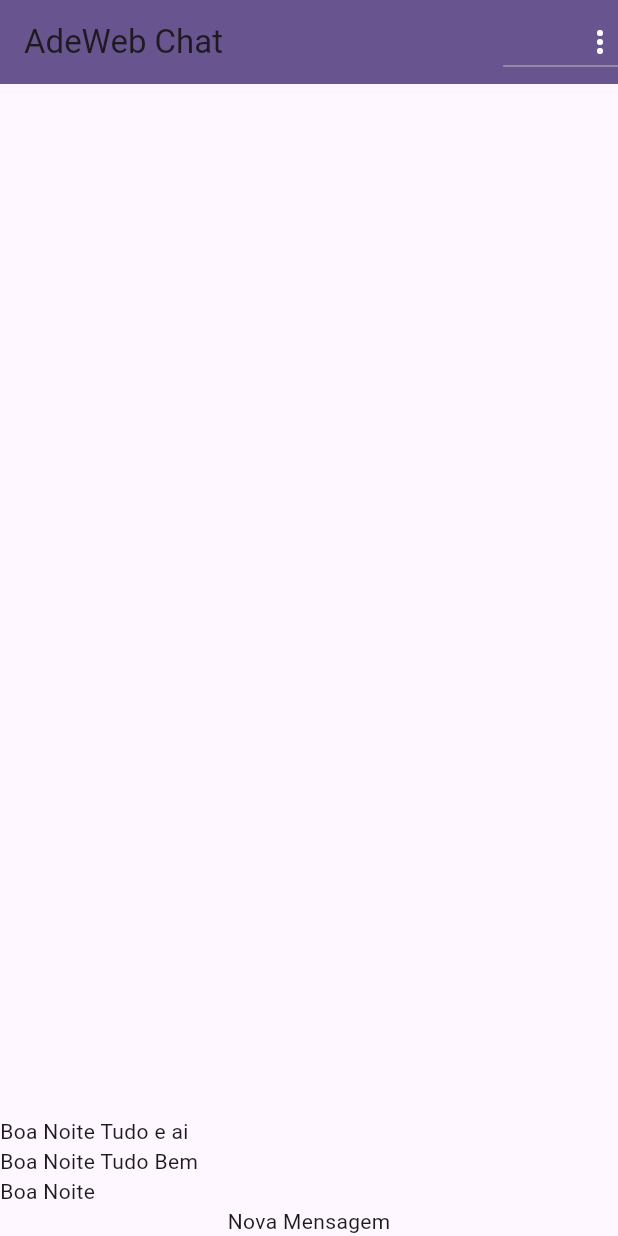
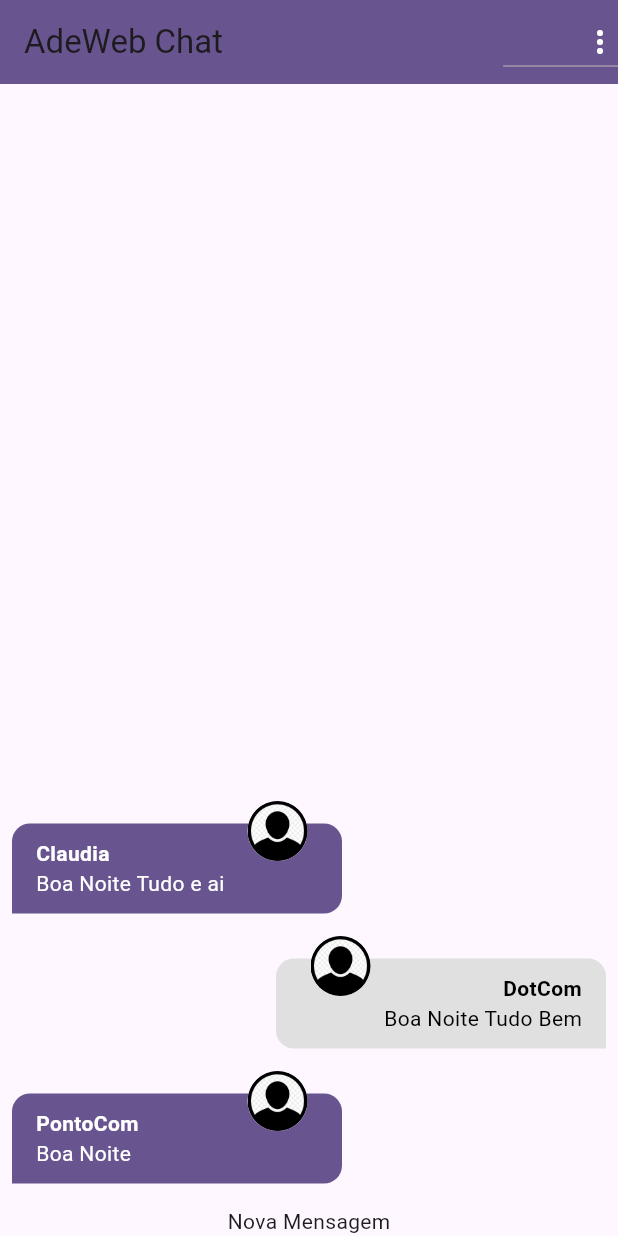
Before and after one commit to adevalter/awchat, a Flutter app: the screen it shows after launch, on a phone screen of 412 x 824 dp. Run offline on Flutter 3.47's test engine with Material 3 defaults, Android fonts, the phone set to English and light mode, and no system bars; our stand-ins replace image_picker; accounts and stored records are empty.

Commit message:
implementado pagina de mensagem

```diff
--- a/lib/components/auth_or_app_page.dart
+++ b/lib/components/auth_or_app_page.dart
@@ -12,7 +12,7 @@ class AuthOrAppPage extends StatelessWidget {
   Widget build(BuildContext context) {
     return Scaffold(
       body: StreamBuilder<ChatUser?>(
-        stream: AuthService().UserChanges,
+        stream: AuthService().userChanges,
         builder: (context, snapshot) {
           if (snapshot.connectionState == ConnectionState.waiting) {
             return LoadingPage();
--- /dev/null
+++ b/lib/components/message_bubble.dart
@@ -0,0 +1,95 @@
+import 'dart:io';
+
+import 'package:awchat/core/models/chat_message.dart';
+import 'package:flutter/material.dart';
+
+class MessageBubble extends StatelessWidget {
+  static const _defaultImage = 'assets/images/avatar.png';
+  final ChatMessage message;
+  final bool belongsToCurrentUser;
+
+  const MessageBubble(
+      {super.key, required this.message, required this.belongsToCurrentUser});
+
+  Widget _showUserImage(String imageUrl) {
+    ImageProvider? provider;
+    final uri = Uri.parse(imageUrl);
+    if (uri.path.contains(_defaultImage)) {
+      provider = const AssetImage(_defaultImage);
+    } else if (uri.scheme.contains('http')) {
+      provider = NetworkImage(uri.toString());
+    } else {
+      provider = FileImage(File(uri.toString()));
+    }
+
+    return CircleAvatar(
+      backgroundImage: provider,
+    );
+  }
+
+  @override
+  Widget build(BuildContext context) {
+    return Stack(
+      children: [
+        Row(
+          mainAxisAlignment: belongsToCurrentUser
+              ? MainAxisAlignment.end
+              : MainAxisAlignment.start,
+          children: [
+            Container(
+              width: 220,
+              decoration: BoxDecoration(
+                color: belongsToCurrentUser
+                    ? Colors.grey.shade300
+                    : Theme.of(context).primaryColor,
+                borderRadius: belongsToCurrentUser
+                    ? const BorderRadius.only(
+                        topLeft: Radius.circular(12),
+                        topRight: Radius.circular(12),
+                        bottomLeft: Radius.circular(12),
+                        bottomRight: Radius.circular(0),
+                      )
+                    : const BorderRadius.only(
+                        topLeft: Radius.circular(12),
+                        topRight: Radius.circular(12),
+                        bottomLeft: Radius.circular(0),
+                        bottomRight: Radius.circular(12),
+                      ),
+              ),
+              padding: const EdgeInsets.symmetric(vertical: 10, horizontal: 16),
+              margin: const EdgeInsets.symmetric(vertical: 15, horizontal: 8),
+              child: Column(
+                crossAxisAlignment: belongsToCurrentUser
+                    ? CrossAxisAlignment.end
+                    : CrossAxisAlignment.start,
+                children: [
+                  Text(
+                    message.userName,
+                    textAlign:
+                        belongsToCurrentUser ? TextAlign.right : TextAlign.left,
+                    style: TextStyle(
+                        color:
+                            belongsToCurrentUser ? Colors.black : Colors.white,
+                        fontWeight: FontWeight.bold),
+                  ),
+                  Text(
+                    message.text,
+                    style: TextStyle(
+                        color:
+                            belongsToCurrentUser ? Colors.black : Colors.white),
+                  ),
+                ],
+              ),
+            ),
+          ],
+        ),
+        Positioned(
+          top: 0,
+          left: belongsToCurrentUser ? null : 165,
+          right: belongsToCurrentUser ? 165 : null,
+          child: _showUserImage(message.userImageURL),
+        ),
+      ],
+    );
+  }
+}
--- a/lib/components/messages.dart
+++ b/lib/components/messages.dart
@@ -1,3 +1,5 @@
+import 'package:awchat/components/message_bubble.dart';
+import 'package:awchat/core/auth/auth_service.dart';
 import 'package:awchat/core/services/chat_service.dart';
 import 'package:flutter/material.dart';
 
@@ -6,15 +8,16 @@ class Messages extends StatelessWidget {
 
   @override
   Widget build(BuildContext context) {
+    final currentUser = AuthService().currentUser;
     return StreamBuilder(
       stream: ChatService().messagesStream(),
       builder: (context, snapshot) {
         if (snapshot.connectionState == ConnectionState.waiting) {
-          return Center(
+          return const Center(
             child: CircularProgressIndicator(),
           );
         } else if (!snapshot.hasData || snapshot.data!.isEmpty) {
-          return Center(
+          return const Center(
             child: Text("Sem Dados. Vamos Conversar"),
           );
         } else {
@@ -22,7 +25,10 @@ class Messages extends StatelessWidget {
           return ListView.builder(
               reverse: true,
               itemCount: msgs.length,
-              itemBuilder: (ctx, i) => Text(msgs[i].text));
+              itemBuilder: (ctx, i) => MessageBubble(
+                  key: ValueKey(msgs[i].id),
+                  message: msgs[i],
+                  belongsToCurrentUser: currentUser?.id == msgs[i].userId));
         }
       },
     );
--- a/lib/core/auth/auth_mock_service.dart
+++ b/lib/core/auth/auth_mock_service.dart
@@ -7,12 +7,12 @@ import 'package:awchat/core/models/chat_user.dart';
 
 class AuthMockService implements AuthService {
   static final _defaulUser = ChatUser(
-    id: '1',
-    name: 'Teste',
+    id: '122',
+    name: 'DotCom',
     email: 'teste@teste.com',
     imageUrl: '/assets/image/avatar/png',
   );
-  static Map<String, ChatUser> _users = {
+  static final Map<String, ChatUser> _users = {
     _defaulUser.email: _defaulUser,
   };
   static ChatUser? _currentUser;
@@ -22,7 +22,7 @@ class AuthMockService implements AuthService {
     _updateUser(_defaulUser);
   });
   @override
-  Stream<ChatUser?> get UserChanges {
+  Stream<ChatUser?> get userChanges {
     return _userStream;
   }
 
--- a/lib/core/auth/auth_service.dart
+++ b/lib/core/auth/auth_service.dart
@@ -6,7 +6,7 @@ import 'package:awchat/core/models/chat_user.dart';
 abstract class AuthService {
   ChatUser? get currentUser;
 
-  Stream<ChatUser?> get UserChanges;
+  Stream<ChatUser?> get userChanges;
 
   Future<void> signup(
     String name,
```
